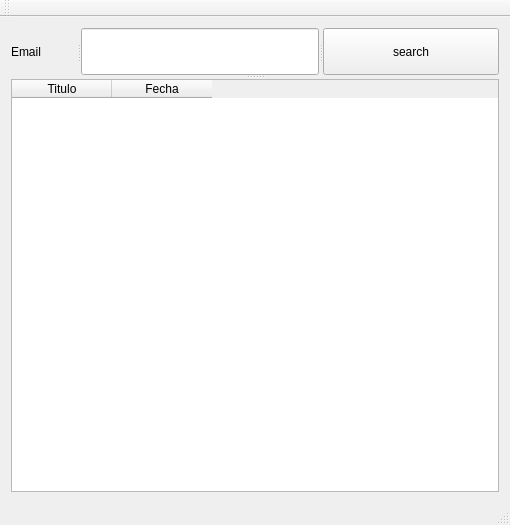
First picture: the form in edaFinal/mainwindow.ui, repository czfranks/EDA2017, before the edit.
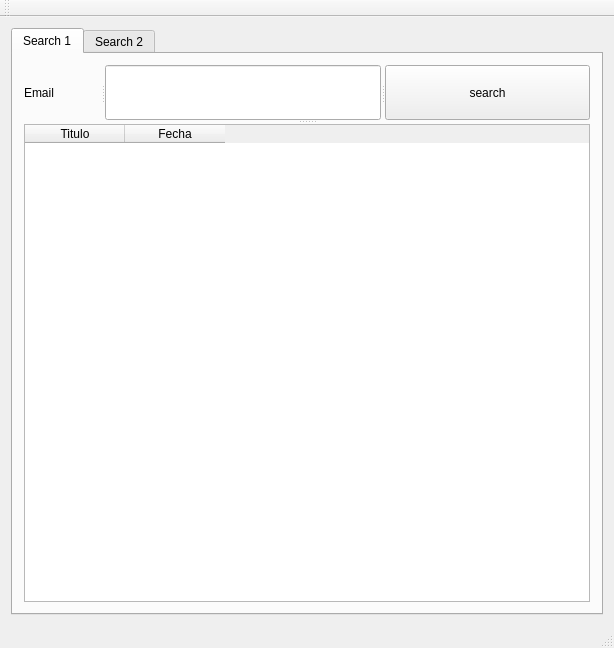
Second picture: the form after the edit.

```diff
--- a/edaFinal/mainwindow.ui
+++ b/edaFinal/mainwindow.ui
@@ -6,14 +6,24 @@
    <rect>
     <x>0</x>
     <y>0</y>
-    <width>510</width>
-    <height>525</height>
+    <width>614</width>
+    <height>648</height>
    </rect>
   </property>
   <property name="windowTitle">
    <string>MainWindow</string>
   </property>
   <widget class="QWidget" name="centralWidget">
+   <layout class="QGridLayout" name="gridLayout_2">
+    <item row="0" column="0">
+     <widget class="QTabWidget" name="tabWidget">
+      <property name="currentIndex">
+       <number>0</number>
+      </property>
+      <widget class="QWidget" name="Search1">
+       <attribute name="title">
+        <string>Search 1</string>
+       </attribute>
    <layout class="QGridLayout" name="gridLayout">
     <item row="0" column="0">
      <widget class="QSplitter" name="splitter_2">
@@ -52,6 +62,15 @@
     </item>
    </layout>
   </widget>
+      <widget class="QWidget" name="tab">
+       <attribute name="title">
+        <string>Search 2</string>
+       </attribute>
+      </widget>
+     </widget>
+    </item>
+   </layout>
+  </widget>
   <widget class="QMenuBar" name="menuBar">
    <property name="geometry">
     <rect>
```
Left out of the diff: 4 changed lines with no effect on the pictures. Lines whose indentation alone changed are shown as unchanged.
